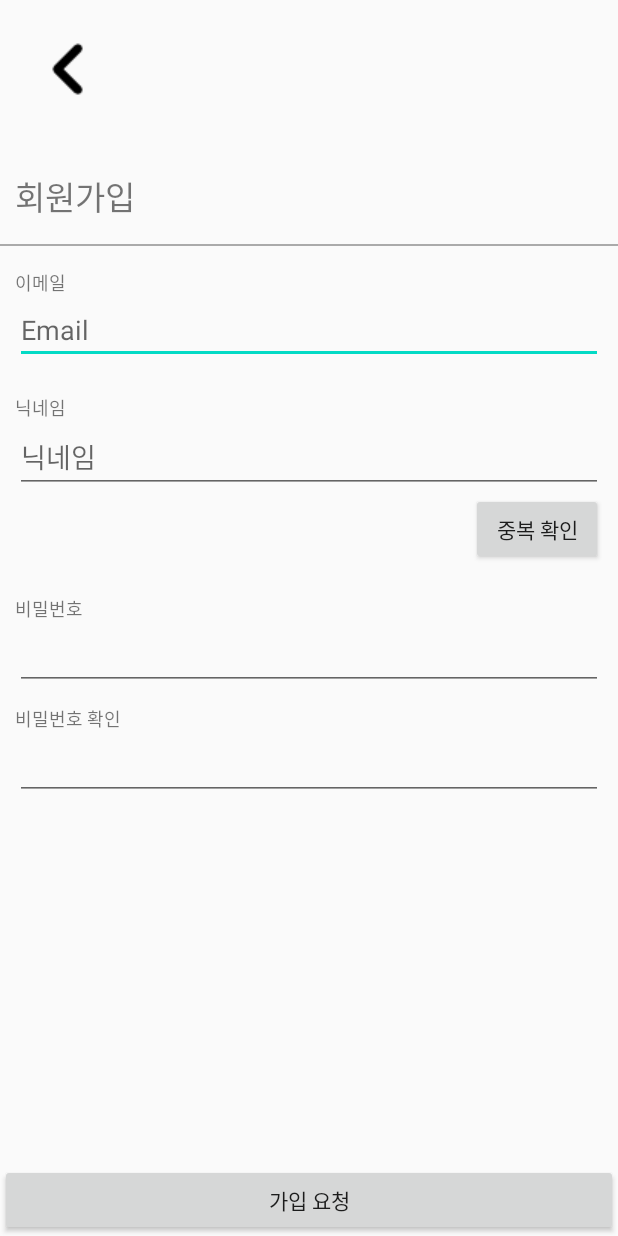
After one commit to dnd-side-project/dnd-mentee-3rd-5-kindit, an Android app: the SignUpActivity screen opened directly, with no data from a screen before it, on a phone screen of 412 x 824 dp. The commit adds this screen. Run offline under Robolectric (Android 15) with nearby library versions, the phone set to English and light mode, and no system bars.

Commit message:
feature: Sign Up Activity View 구현

```diff
--- a/front-end/Android/app/build.gradle
+++ b/front-end/Android/app/build.gradle
@@ -28,10 +28,11 @@ dependencies {
     implementation fileTree(dir: "libs", include: ["*.jar"])
     implementation "org.jetbrains.kotlin:kotlin-stdlib:$kotlin_version"
     implementation 'androidx.core:core-ktx:1.3.1'
-    implementation 'androidx.appcompat:appcompat:1.1.0'
+    implementation 'androidx.appcompat:appcompat:1.2.0'
     implementation 'androidx.constraintlayout:constraintlayout:1.1.3'
+
     //머티리얼 디자인 라이브러리 추가
-    implementation 'com.google.android.material:material:1.1.0'
+    implementation 'com.google.android.material:material:1.2.0'
     testImplementation 'junit:junit:4.12'
     androidTestImplementation 'androidx.test.ext:junit:1.1.1'
     androidTestImplementation 'androidx.test.espresso:espresso-core:3.2.0'
@@ -42,5 +43,6 @@ dependencies {
     // 통신을 위한 Retrofit 라이브러리
     implementation 'com.squareup.retrofit2:retrofit:2.6.2'
     implementation "io.reactivex.rxjava2:rxjava:2.2.13"
+    implementation 'com.squareup.retrofit2:converter-gson:2.6.2'
     implementation 'com.google.code.gson:gson:2.8.6'
 }
--- a/front-end/Android/app/src/main/AndroidManifest.xml
+++ b/front-end/Android/app/src/main/AndroidManifest.xml
@@ -12,6 +12,8 @@
         android:roundIcon="@mipmap/ic_launcher_round"
         android:supportsRtl="true"
         android:theme="@style/AppTheme">
+        <activity android:name=".view.account.KindItLoginActivity"></activity>
+        <activity android:name=".view.account.SignUpActivity" />
         <activity android:name=".view.LauncherActivity">
             <intent-filter>
                 <action android:name="android.intent.action.MAIN" />
@@ -24,8 +26,8 @@
             android:name="com.kakao.sdk.AppKey"
             android:value="@string/kakao_app_key" />
 
-        <activity android:name=".MainActivity"></activity>
-        <activity android:name=".view.LoginActivity"></activity>
+        <activity android:name=".MainActivity" />
+        <activity android:name=".view.account.LoginActivity" />
     </application>
 
 </manifest>
--- /dev/null
+++ b/front-end/Android/app/src/main/java/com/dnd/kindit/retrofit/RetrofitClient.kt
@@ -0,0 +1,21 @@
+package com.dnd.kindit.retrofit
+
+import com.dnd.kindit.retrofit.service.AccountService
+import com.google.gson.GsonBuilder
+import retrofit2.Retrofit
+import retrofit2.converter.gson.GsonConverterFactory
+
+class RetrofitClient{
+    companion object{
+        private lateinit var retrofit: Retrofit
+
+        fun kindItAccountService(): AccountService {
+            val gson = GsonBuilder().setLenient().create()
+            retrofit = Retrofit.Builder()
+                .baseUrl("http://203.241.228.109:8080")
+                .addConverterFactory(GsonConverterFactory.create(gson))
+                .build()
+            return retrofit.create(AccountService::class.java)
+        }
+    }
+}
--- /dev/null
+++ b/front-end/Android/app/src/main/java/com/dnd/kindit/retrofit/service/AccountService.kt
@@ -0,0 +1,5 @@
+package com.dnd.kindit.retrofit.service
+
+interface AccountService{
+
+}
--- a/front-end/Android/app/src/main/java/com/dnd/kindit/view/LauncherActivity.kt
+++ b/front-end/Android/app/src/main/java/com/dnd/kindit/view/LauncherActivity.kt
@@ -4,8 +4,8 @@ import android.content.Intent
 import androidx.appcompat.app.AppCompatActivity
 import android.os.Bundle
 import android.os.Handler
-import com.dnd.kindit.MainActivity
 import com.dnd.kindit.R
+import com.dnd.kindit.view.account.LoginActivity
 
 class LauncherActivity : AppCompatActivity() {
     override fun onCreate(savedInstanceState: Bundle?) {
@@ -17,13 +17,13 @@ class LauncherActivity : AppCompatActivity() {
 
         // 임시 로딩 시간
         Handler().postDelayed({
-            // 추후 LoginActivity로 이동
+            // 추후 LoginActivity 로 이동
             val intent = Intent(this, LoginActivity::class.java)
 //            val intent = Intent(this, MainActivity::class.java)
             startActivity(intent)
             overridePendingTransition(R.anim.fade_in, R.anim.fade_out)
             finish()
-        }, 2200)
+        }, 1500)
     }
     private fun startLoading(){
 
--- /dev/null
+++ b/front-end/Android/app/src/main/java/com/dnd/kindit/view/account/KindItLoginActivity.kt
@@ -0,0 +1,12 @@
+package com.dnd.kindit.view.account
+
+import androidx.appcompat.app.AppCompatActivity
+import android.os.Bundle
+import com.dnd.kindit.R
+
+class KindItLoginActivity : AppCompatActivity() {
+    override fun onCreate(savedInstanceState: Bundle?) {
+        super.onCreate(savedInstanceState)
+        setContentView(R.layout.activity_kindit_login)
+    }
+}
--- a/front-end/Android/app/src/main/java/com/dnd/kindit/view/LoginActivity.kt
+++ b/front-end/Android/app/src/main/java/com/dnd/kindit/view/account/LoginActivity.kt
@@ -1,4 +1,4 @@
-package com.dnd.kindit.view
+package com.dnd.kindit.view.account
 
 import android.content.Intent
 import android.os.Bundle
@@ -26,12 +26,18 @@ class LoginActivity : AppCompatActivity() {
     private fun init() { // 데이터 관련 초기화 함수
 
     }
+
     private fun initListener() { // 리스너 초기화 함수
+        // 로그인 버튼 눌렀을 경우
         login_btn_login.setOnClickListener {
-            val intent = Intent(this, MainActivity::class.java)
-            startActivity(intent)
+            startActivity(Intent(this, MainActivity::class.java))
             overridePendingTransition(R.anim.fade_in, R.anim.fade_out)
             finish()
+        }
+
+        // 회원 가입을 눌렀을 경우
+        login_tv_sign_up.setOnClickListener {
+            startActivity(Intent(this, SignUpActivity::class.java))
         }
     }
 }
--- /dev/null
+++ b/front-end/Android/app/src/main/java/com/dnd/kindit/view/account/SignUpActivity.kt
@@ -0,0 +1,27 @@
+package com.dnd.kindit.view.account
+
+import androidx.appcompat.app.AppCompatActivity
+import android.os.Bundle
+import com.dnd.kindit.R
+import kotlinx.android.synthetic.main.activity_sign_up.*
+
+class SignUpActivity : AppCompatActivity() {
+    override fun onCreate(savedInstanceState: Bundle?) {
+        super.onCreate(savedInstanceState)
+        setContentView(R.layout.activity_sign_up)
+
+        init()
+
+        initListener()
+    }
+
+    private fun initListener() {
+        // 닉네임 중복 확인
+        su_btn_nickname_valid.setOnClickListener {
+
+        }
+    }
+
+    private fun init() {
+    }
+}
--- /dev/null
+++ b/front-end/Android/app/src/main/res/layout/activity_kindit_login.xml
@@ -0,0 +1,9 @@
+<?xml version="1.0" encoding="utf-8"?>
+<androidx.constraintlayout.widget.ConstraintLayout xmlns:android="http://schemas.android.com/apk/res/android"
+    xmlns:app="http://schemas.android.com/apk/res-auto"
+    xmlns:tools="http://schemas.android.com/tools"
+    android:layout_width="match_parent"
+    android:layout_height="match_parent"
+    tools:context=".view.account.KindItLoginActivity">
+
+</androidx.constraintlayout.widget.ConstraintLayout>
--- a/front-end/Android/app/src/main/res/layout/activity_login.xml
+++ b/front-end/Android/app/src/main/res/layout/activity_login.xml
@@ -6,7 +6,7 @@
     android:layout_width="match_parent"
     android:layout_height="match_parent"
     android:gravity="center"
-    tools:context=".view.LoginActivity">
+    tools:context=".view.account.LoginActivity">
 
 
 <!--    <Button-->
@@ -87,7 +87,7 @@
             app:layout_constraintTop_toBottomOf="@+id/login_btn_login" />
 
         <TextView
-            android:id="@+id/textView4"
+            android:id="@+id/login_tv_sign_up"
             android:layout_width="wrap_content"
             android:layout_height="wrap_content"
             android:layout_marginTop="16dp"
--- /dev/null
+++ b/front-end/Android/app/src/main/res/layout/activity_sign_up.xml
@@ -0,0 +1,157 @@
+<?xml version="1.0" encoding="utf-8"?>
+<androidx.constraintlayout.widget.ConstraintLayout xmlns:android="http://schemas.android.com/apk/res/android"
+    xmlns:app="http://schemas.android.com/apk/res-auto"
+    xmlns:tools="http://schemas.android.com/tools"
+    android:layout_width="match_parent"
+    android:layout_height="match_parent"
+    tools:context=".view.account.SignUpActivity">
+
+
+    <ImageView
+        android:id="@+id/su_img_back"
+        android:layout_width="wrap_content"
+        android:layout_height="wrap_content"
+        android:layout_marginStart="10dp"
+        android:layout_marginTop="10dp"
+        app:layout_constraintStart_toStartOf="parent"
+        app:layout_constraintTop_toTopOf="parent"
+        app:srcCompat="@drawable/round_keyboard_arrow_left_black_36dp" />
+
+    <TextView
+        android:id="@+id/su_tv_sign_up"
+        android:layout_width="wrap_content"
+        android:layout_height="wrap_content"
+        android:layout_marginStart="10dp"
+        android:layout_marginTop="32dp"
+        android:text="@string/su_tv_sign_up"
+        android:textSize="22sp"
+        app:layout_constraintStart_toStartOf="parent"
+        app:layout_constraintTop_toBottomOf="@+id/su_img_back" />
+
+    <View
+        android:id="@+id/view"
+        android:layout_width="match_parent"
+        android:layout_height="1dp"
+        android:layout_marginTop="15dp"
+        android:background="@android:color/darker_gray"
+        app:layout_constraintEnd_toEndOf="parent"
+        app:layout_constraintStart_toStartOf="parent"
+        app:layout_constraintTop_toBottomOf="@+id/su_tv_sign_up" />
+
+    <TextView
+        android:id="@+id/su_tv_email"
+        android:layout_width="wrap_content"
+        android:layout_height="wrap_content"
+        android:layout_marginStart="10dp"
+        android:layout_marginTop="15dp"
+        android:text="@string/su_tv_email"
+        android:textSize="12sp"
+        app:layout_constraintStart_toStartOf="parent"
+        app:layout_constraintTop_toBottomOf="@+id/view" />
+
+    <EditText
+        android:id="@+id/su_edt_email"
+        android:layout_width="0dp"
+        android:layout_height="wrap_content"
+        android:layout_marginStart="10dp"
+        android:layout_marginEnd="10dp"
+        android:ems="10"
+        android:hint="@string/su_edt_email"
+        android:maxLines="1"
+        android:inputType="text"
+        app:layout_constraintEnd_toEndOf="parent"
+        app:layout_constraintStart_toStartOf="parent"
+        app:layout_constraintTop_toBottomOf="@+id/su_tv_email"
+        tools:ignore="TextFields" />
+
+    <TextView
+        android:id="@+id/su_tv_nickname"
+        android:layout_width="wrap_content"
+        android:layout_height="wrap_content"
+        android:layout_marginStart="10dp"
+        android:layout_marginTop="20dp"
+        android:text="@string/su_tv_nickname"
+        android:textSize="12sp"
+        app:layout_constraintStart_toStartOf="parent"
+        app:layout_constraintTop_toBottomOf="@+id/su_edt_email" />
+
+    <EditText
+        android:id="@+id/su_edt_nickname"
+        android:layout_width="0dp"
+        android:layout_height="wrap_content"
+        android:layout_marginStart="10dp"
+        android:layout_marginEnd="10dp"
+        android:ems="10"
+        android:hint="@string/su_edt_nickname"
+        android:maxLines="1"
+        android:inputType="text"
+        app:layout_constraintEnd_toEndOf="parent"
+        app:layout_constraintHorizontal_bias="1.0"
+        app:layout_constraintStart_toStartOf="parent"
+        app:layout_constraintTop_toBottomOf="@+id/su_tv_nickname" />
+
+    <Button
+        android:id="@+id/su_btn_nickname_valid"
+        android:layout_width="0dp"
+        android:layout_height="wrap_content"
+        android:layout_marginEnd="10dp"
+        android:text="@string/su_btn_nickname_valid"
+        app:layout_constraintEnd_toEndOf="parent"
+        app:layout_constraintTop_toBottomOf="@+id/su_edt_nickname" />
+
+    <TextView
+        android:id="@+id/su_tv_pass1"
+        android:layout_width="wrap_content"
+        android:layout_height="wrap_content"
+        android:layout_marginStart="10dp"
+        android:layout_marginTop="20dp"
+        android:text="@string/su_tv_pass1"
+        android:textSize="12sp"
+        app:layout_constraintStart_toStartOf="parent"
+        app:layout_constraintTop_toBottomOf="@+id/su_btn_nickname_valid" />
+
+    <TextView
+        android:id="@+id/su_tv_pass2"
+        android:layout_width="wrap_content"
+        android:layout_height="wrap_content"
+        android:layout_marginStart="10dp"
+        android:layout_marginTop="10dp"
+        android:text="@string/su_tv_pass2"
+        android:textSize="12sp"
+        app:layout_constraintStart_toStartOf="parent"
+        app:layout_constraintTop_toBottomOf="@+id/su_edt_pass1" />
+
+    <Button
+        android:id="@+id/su_btn_req_sign"
+        android:layout_width="0dp"
+        android:layout_height="wrap_content"
+        android:text="@string/su_btn_req_sign"
+        app:layout_constraintBottom_toBottomOf="parent"
+        app:layout_constraintEnd_toEndOf="parent"
+        app:layout_constraintStart_toStartOf="parent" />
+
+    <EditText
+        android:id="@+id/su_edt_pass1"
+        android:layout_width="0dp"
+        android:layout_height="wrap_content"
+        android:layout_marginStart="10dp"
+        android:layout_marginEnd="10dp"
+        android:ems="10"
+        android:inputType="textPassword"
+        app:layout_constraintEnd_toEndOf="parent"
+        app:layout_constraintStart_toStartOf="parent"
+        app:layout_constraintTop_toBottomOf="@+id/su_tv_pass1" />
+
+    <EditText
+        android:id="@+id/su_edt_pass2"
+        android:layout_width="0dp"
+        android:layout_height="wrap_content"
+        android:layout_marginStart="10dp"
+        android:layout_marginEnd="10dp"
+        android:ems="10"
+        android:inputType="textPassword"
+        app:layout_constraintEnd_toEndOf="parent"
+        app:layout_constraintStart_toStartOf="parent"
+        app:layout_constraintTop_toBottomOf="@+id/su_tv_pass2" />
+
+</androidx.constraintlayout.widget.ConstraintLayout>
--- a/front-end/Android/app/src/main/res/values/strings.xml
+++ b/front-end/Android/app/src/main/res/values/strings.xml
@@ -1,8 +1,6 @@
 <resources>
     <string name="app_name">Kindit</string>
     <string name="kakao_app_key">f3f24fa18ce3bf5244a9316dbd5bb5fe</string>
-
-
 
 
     <!-- Launcher Activity Text -->
@@ -14,4 +12,17 @@
     <string name="login_tv_sign_up">회원가입</string>
     <string name="login_btn_login">로그인</string>
     <string name="login_btn_social">소셜로 로그인</string>
+
+
+    <!-- SignUp Activity Text -->
+    <string name="su_tv_sign_up">회원가입</string>
+    <string name="su_tv_email">이메일</string>
+    <string name="su_edt_email">Email</string>
+    <string name="su_tv_nickname">닉네임</string>
+    <string name="su_edt_nickname">닉네임</string>
+    <string name="su_btn_nickname_valid">중복 확인</string>
+    <string name="su_tv_pass1">비밀번호</string>
+    <string name="su_tv_pass2">비밀번호 확인</string>
+    <string name="su_btn_req_sign">가입 요청</string>
+
 </resources>
```
